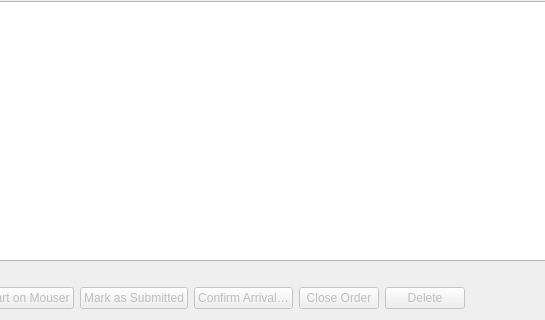
Old version of the form examples/PartManagerApp/src/ui/PartManager_OrderManagerDialog.ui in the repository KROIA/PartManager; both pictures show x 190 to 735 and y 300 to 620 of the 960 by 620 pixel window.
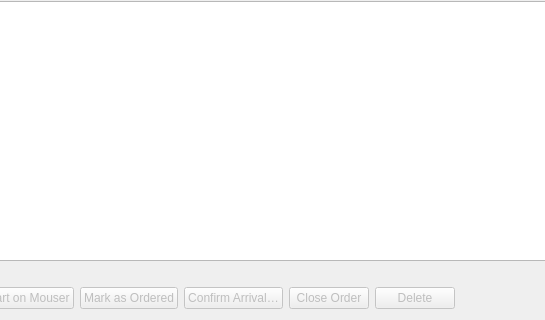
New version of the form.

The edit to the form file:
```diff
--- a/examples/PartManagerApp/src/ui/PartManager_OrderManagerDialog.ui
+++ b/examples/PartManagerApp/src/ui/PartManager_OrderManagerDialog.ui
@@ -117,7 +117,10 @@
      <item>
       <widget class="QPushButton" name="submittedButton">
        <property name="text">
-        <string>Mark as Submitted</string>
+        <string>Mark as Ordered</string>
+       </property>
+       <property name="toolTip">
+        <string>Records that you placed this order on mouser.com — PartManager never checks out for you. Asks for the Mouser order number, which is optional.</string>
        </property>
        <property name="enabled">
         <bool>false</bool>
```
Left out of the diff: 15 changed lines with no effect on the pictures.
